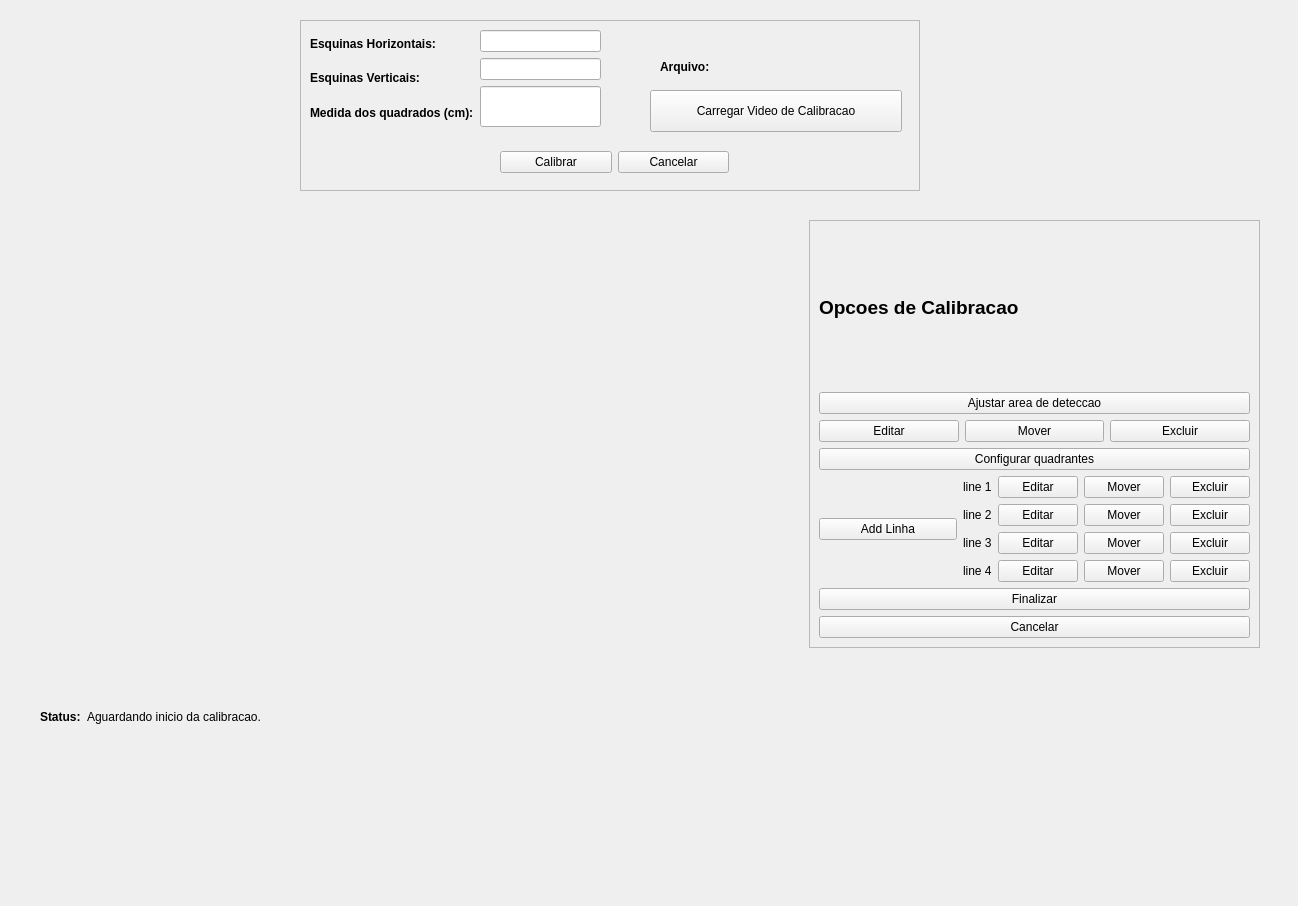
Before: the Qt Designer form src/calibrationgui.ui in Leoguedesm1/rattrack, drawn with Qt 5.
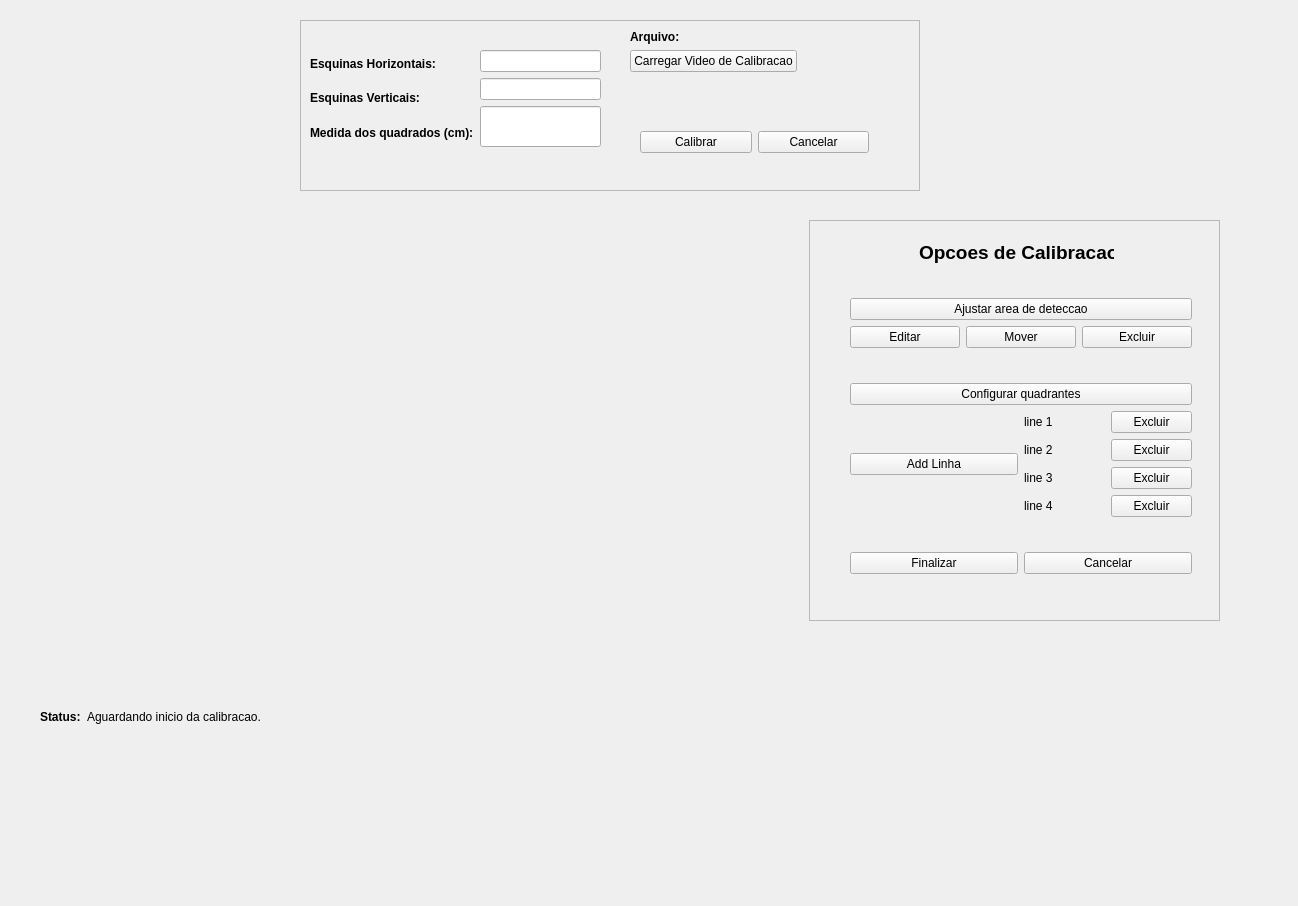
After: the same form once the commit is applied. Icons and pictures are not drawn.

Patch:
```diff
--- a/src/calibrationgui.ui
+++ b/src/calibrationgui.ui
@@ -37,8 +37,8 @@
    <widget class="QWidget" name="layoutWidget">
     <property name="geometry">
      <rect>
-      <x>200</x>
-      <y>120</y>
+      <x>340</x>
+      <y>100</y>
       <width>229</width>
       <height>44</height>
      </rect>
@@ -80,34 +80,11 @@
      </item>
     </layout>
    </widget>
-   <widget class="QPushButton" name="btLoadFile">
-    <property name="geometry">
-     <rect>
-      <x>350</x>
-      <y>70</y>
-      <width>252</width>
-      <height>42</height>
-     </rect>
-    </property>
-    <property name="text">
-     <string>Carregar Video de Calibracao</string>
-    </property>
-    <property name="icon">
-     <iconset resource="icons.qrc">
-      <normaloff>:/videofile.png</normaloff>:/videofile.png</iconset>
-    </property>
-    <property name="iconSize">
-     <size>
-      <width>32</width>
-      <height>32</height>
-     </size>
-    </property>
-   </widget>
    <widget class="QWidget" name="layoutWidget">
     <property name="geometry">
      <rect>
       <x>10</x>
-      <y>10</y>
+      <y>30</y>
       <width>291</width>
       <height>97</height>
      </rect>
@@ -194,15 +171,20 @@
      </item>
     </layout>
    </widget>
-   <widget class="QWidget" name="layoutWidget">
+   <widget class="QWidget" name="">
     <property name="geometry">
      <rect>
-      <x>360</x>
-      <y>40</y>
-      <width>77</width>
-      <height>19</height>
+      <x>330</x>
+      <y>10</y>
+      <width>254</width>
+      <height>69</height>
      </rect>
     </property>
+    <layout class="QVBoxLayout" name="verticalLayout_7">
+     <property name="sizeConstraint">
+      <enum>QLayout::SetFixedSize</enum>
+     </property>
+     <item>
     <layout class="QHBoxLayout" name="horizontalLayout_8">
      <property name="sizeConstraint">
       <enum>QLayout::SetFixedSize</enum>
@@ -228,6 +210,25 @@
       </widget>
      </item>
     </layout>
+     </item>
+     <item>
+      <widget class="QPushButton" name="btLoadFile">
+       <property name="text">
+        <string>Carregar Video de Calibracao</string>
+       </property>
+       <property name="icon">
+        <iconset resource="icons.qrc">
+         <normaloff>:/videofile.png</normaloff>:/videofile.png</iconset>
+       </property>
+       <property name="iconSize">
+        <size>
+         <width>32</width>
+         <height>32</height>
+        </size>
+       </property>
+      </widget>
+     </item>
+    </layout>
    </widget>
   </widget>
   <widget class="QLabel" name="lbFrame">
@@ -251,8 +252,8 @@
     <rect>
      <x>809</x>
      <y>220</y>
-     <width>451</width>
-     <height>428</height>
+     <width>411</width>
+     <height>401</height>
     </rect>
    </property>
    <property name="frameShape">
@@ -261,14 +262,29 @@
    <property name="frameShadow">
     <enum>QFrame::Raised</enum>
    </property>
-   <layout class="QVBoxLayout" name="verticalLayout_6">
-    <item>
      <widget class="QLabel" name="label_6">
+    <property name="geometry">
+     <rect>
+      <x>110</x>
+      <y>21</y>
+      <width>195</width>
+      <height>22</height>
+     </rect>
+    </property>
       <property name="text">
        <string>&lt;html&gt;&lt;head/&gt;&lt;body&gt;&lt;p&gt;&lt;span style=&quot; font-size:14pt; font-weight:600;&quot;&gt;                 Opcoes de Calibracao&lt;/span&gt;&lt;/p&gt;&lt;/body&gt;&lt;/html&gt;</string>
       </property>
      </widget>
-    </item>
+   <widget class="QWidget" name="layoutWidget">
+    <property name="geometry">
+     <rect>
+      <x>41</x>
+      <y>49</y>
+      <width>342</width>
+      <height>336</height>
+     </rect>
+    </property>
+    <layout class="QVBoxLayout" name="verticalLayout_6">
     <item>
      <layout class="QVBoxLayout" name="verticalLayout_4">
       <item>
@@ -371,7 +387,7 @@
        </widget>
       </item>
       <item>
-       <layout class="QHBoxLayout" name="horizontalLayout_6">
+        <layout class="QHBoxLayout" name="horizontalLayout_7">
         <item>
          <widget class="QPushButton" name="btAddLine">
           <property name="font">
@@ -399,28 +415,6 @@
               </property>
              </widget>
             </item>
-            <item>
-             <widget class="QPushButton" name="btEditLine1">
-              <property name="text">
-               <string>Editar</string>
-              </property>
-              <property name="icon">
-               <iconset resource="icons.qrc">
-                <normaloff>:/edit.png</normaloff>:/edit.png</iconset>
-              </property>
-             </widget>
-            </item>
-            <item>
-             <widget class="QPushButton" name="btMoveLine1">
-              <property name="text">
-               <string>Mover</string>
-              </property>
-              <property name="icon">
-               <iconset resource="icons.qrc">
-                <normaloff>:/move.png</normaloff>:/move.png</iconset>
-              </property>
-             </widget>
-            </item>
             <item>
              <widget class="QPushButton" name="btDeleteLine1">
               <property name="text">
@@ -449,28 +443,6 @@
               </property>
              </widget>
             </item>
-            <item>
-             <widget class="QPushButton" name="btEditLine2">
-              <property name="text">
-               <string>Editar</string>
-              </property>
-              <property name="icon">
-               <iconset resource="icons.qrc">
-                <normaloff>:/edit.png</normaloff>:/edit.png</iconset>
-              </property>
-             </widget>
-            </item>
-            <item>
-             <widget class="QPushButton" name="btMoveLine2">
-              <property name="text">
-               <string>Mover</string>
-              </property>
-              <property name="icon">
-               <iconset resource="icons.qrc">
-                <normaloff>:/move.png</normaloff>:/move.png</iconset>
-              </property>
-             </widget>
-            </item>
             <item>
              <widget class="QPushButton" name="btDeleteLine2">
               <property name="text">
@@ -499,28 +471,6 @@
               </property>
              </widget>
             </item>
-            <item>
-             <widget class="QPushButton" name="btEditLine3">
-              <property name="text">
-               <string>Editar</string>
-              </property>
-              <property name="icon">
-               <iconset resource="icons.qrc">
-                <normaloff>:/edit.png</normaloff>:/edit.png</iconset>
-              </property>
-             </widget>
-            </item>
-            <item>
-             <widget class="QPushButton" name="btMoveLine3">
-              <property name="text">
-               <string>Mover</string>
-              </property>
-              <property name="icon">
-               <iconset resource="icons.qrc">
-                <normaloff>:/move.png</normaloff>:/move.png</iconset>
-              </property>
-             </widget>
-            </item>
             <item>
              <widget class="QPushButton" name="btDeleteLine3">
               <property name="text">
@@ -549,28 +499,6 @@
               </property>
              </widget>
             </item>
-            <item>
-             <widget class="QPushButton" name="btEditLine4">
-              <property name="text">
-               <string>Editar</string>
-              </property>
-              <property name="icon">
-               <iconset resource="icons.qrc">
-                <normaloff>:/edit.png</normaloff>:/edit.png</iconset>
-              </property>
-             </widget>
-            </item>
-            <item>
-             <widget class="QPushButton" name="btMoveLine4">
-              <property name="text">
-               <string>Mover</string>
-              </property>
-              <property name="icon">
-               <iconset resource="icons.qrc">
-                <normaloff>:/move.png</normaloff>:/move.png</iconset>
-              </property>
-             </widget>
-            </item>
             <item>
              <widget class="QPushButton" name="btDeleteLine4">
               <property name="text">
@@ -597,6 +525,8 @@
      </layout>
     </item>
     <item>
+      <layout class="QHBoxLayout" name="horizontalLayout_6">
+       <item>
      <widget class="QPushButton" name="btFinish">
       <property name="text">
        <string>Finalizar</string>
@@ -631,6 +561,9 @@
      </widget>
     </item>
    </layout>
+     </item>
+    </layout>
+   </widget>
   </widget>
   <widget class="QWidget" name="layoutWidget">
    <property name="geometry">
```
Lines whose indentation alone changed are shown as unchanged.
